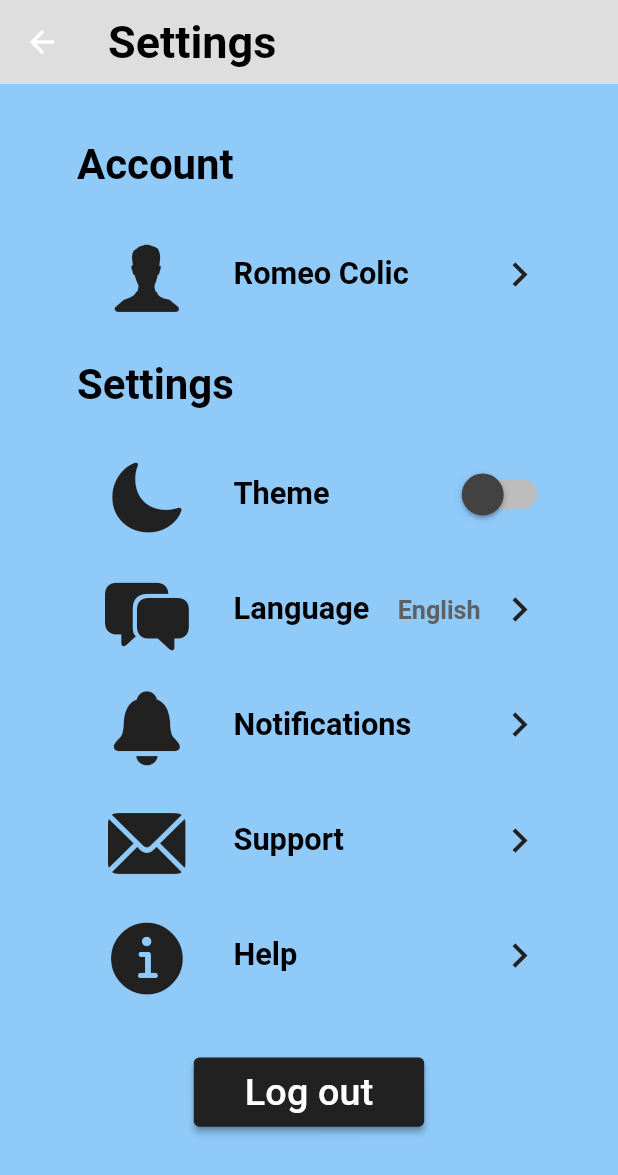
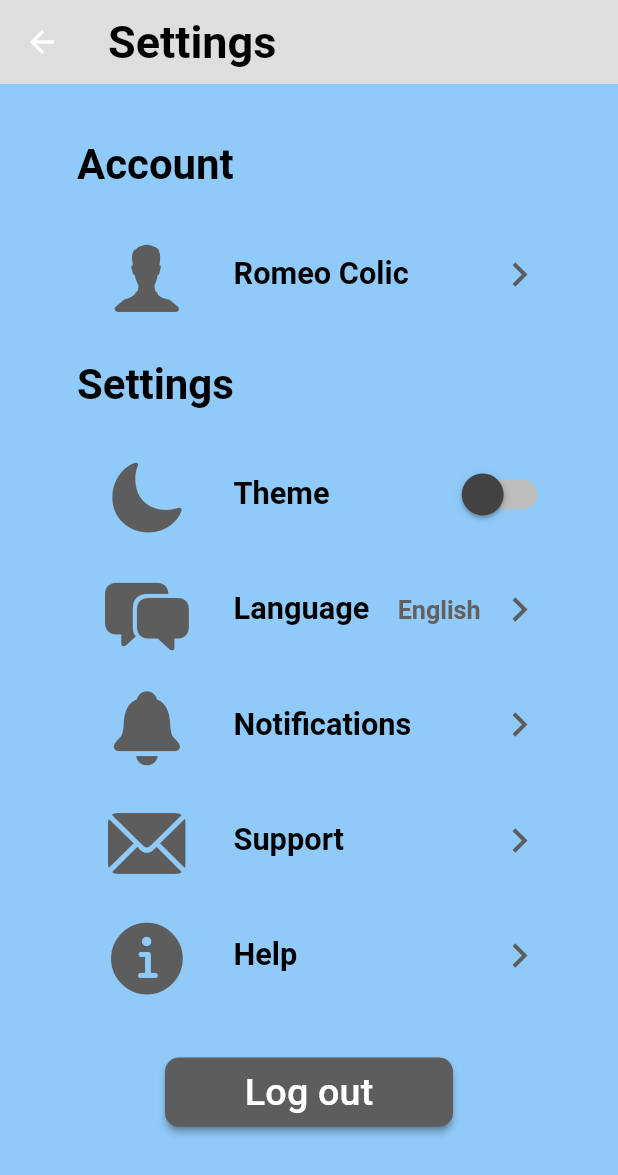
Before and after one commit to lenny1400/diplomarbeit, a Flutter app: the SettingsPage screen opened directly, on a phone screen of 412 x 824 dp. Shown: the top 1175 px of the screen. Run offline on Flutter 3.47's test engine with Material 2 defaults, Android fonts, the phone set to English and light mode, and no system bars; our stand-ins replace bootstrap_icons, camera, csv, file_picker, firebase_auth, firebase_core and 2 more; accounts and stored records are empty.

Commit message:
Update settings.dart

```diff
--- a/lib/screens/home/Screens_Home/settings.dart
+++ b/lib/screens/home/Screens_Home/settings.dart
@@ -153,7 +153,7 @@ class _SettingsPageState extends State<SettingsPage> {
                                   alignment: Alignment.center,
                                   child: IconTheme(
                                     data: new IconThemeData(
-                                        color: theme.shadowColor,
+                                        color: theme.cardColor,
                                         size: 60
                                     ),
                                     child: Icon(CupertinoIcons.person_alt),
@@ -182,7 +182,7 @@ class _SettingsPageState extends State<SettingsPage> {
                                       alignment: Alignment.centerRight,
                                       child: IconTheme(
                                         data: new IconThemeData(
-                                            color: theme.shadowColor,
+                                            color: theme.cardColor,
                                             size: 35
                                         ),
                                         child: Icon(Icons.keyboard_arrow_right_sharp),
@@ -230,7 +230,7 @@ class _SettingsPageState extends State<SettingsPage> {
                                   alignment: Alignment.center,
                                   child: IconTheme(
                                     data: new IconThemeData(
-                                        color: theme.shadowColor,
+                                        color: theme.cardColor,
                                         size: 60
                                     ),
                                     child: Icon(CupertinoIcons.moon_fill),
@@ -263,7 +263,7 @@ class _SettingsPageState extends State<SettingsPage> {
                                           scale: 1.5,
                                           child: Switch(
                                             activeTrackColor: theme.cardColor,
-                                            activeColor: theme.shadowColor,
+                                            activeColor: theme.cardColor,
                                             inactiveTrackColor: theme.canvasColor,
                                             inactiveThumbColor: theme.scaffoldBackgroundColor,
                                             value: isSwitched,
@@ -310,7 +310,7 @@ class _SettingsPageState extends State<SettingsPage> {
                                   alignment: Alignment.center,
                                   child: IconTheme(
                                     data: new IconThemeData(
-                                        color: theme.shadowColor,
+                                        color: theme.cardColor,
                                         size: 60
                                     ),
                                     child: Icon(CupertinoIcons.bubble_left_bubble_right_fill),
@@ -349,7 +349,7 @@ class _SettingsPageState extends State<SettingsPage> {
                                       alignment: Alignment.center,
                                       child: IconTheme(
                                         data: new IconThemeData(
-                                            color: theme.shadowColor,
+                                            color: theme.cardColor,
                                             size: 35
                                         ),
                                         child: Icon(Icons.keyboard_arrow_right_sharp),
@@ -387,7 +387,7 @@ class _SettingsPageState extends State<SettingsPage> {
                                   alignment: Alignment.center,
                                   child: IconTheme(
                                     data: new IconThemeData(
-                                        color: theme.shadowColor,
+                                        color: theme.cardColor,
                                         size: 60
                                     ),
                                     child: Icon(CupertinoIcons.bell_fill),
@@ -416,7 +416,7 @@ class _SettingsPageState extends State<SettingsPage> {
                                       alignment: Alignment.centerRight,
                                       child: IconTheme(
                                         data: new IconThemeData(
-                                            color: theme.shadowColor,
+                                            color: theme.cardColor,
                                             size: 35
                                         ),
                                         child: Icon(Icons.keyboard_arrow_right_sharp),
@@ -454,7 +454,7 @@ class _SettingsPageState extends State<SettingsPage> {
                                   alignment: Alignment.center,
                                   child: IconTheme(
                                     data: new IconThemeData(
-                                        color: theme.shadowColor,
+                                        color: theme.cardColor,
                                         size: 60
                                     ),
                                     child: Icon(CupertinoIcons.mail_solid),
@@ -483,7 +483,7 @@ class _SettingsPageState extends State<SettingsPage> {
                                       alignment: Alignment.centerRight,
                                       child: IconTheme(
                                         data: new IconThemeData(
-                                            color: theme.shadowColor,
+                                            color: theme.cardColor,
                                             size: 35
                                         ),
                                         child: Icon(Icons.keyboard_arrow_right_sharp),
@@ -521,7 +521,7 @@ class _SettingsPageState extends State<SettingsPage> {
                                   alignment: Alignment.center,
                                   child: IconTheme(
                                     data: new IconThemeData(
-                                        color: theme.shadowColor,
+                                        color: theme.cardColor,
                                         size: 60
                                     ),
                                     child: Icon(CupertinoIcons.info_circle_fill),
@@ -550,7 +550,7 @@ class _SettingsPageState extends State<SettingsPage> {
                                       alignment: Alignment.centerRight,
                                       child: IconTheme(
                                         data: new IconThemeData(
-                                            color: theme.shadowColor,
+                                            color: theme.cardColor,
                                             size: 35
                                         ),
                                         child: Icon(Icons.keyboard_arrow_right_sharp),
@@ -574,12 +574,15 @@ class _SettingsPageState extends State<SettingsPage> {
                     child: Align(
                       alignment: Alignment.center,
                       child: Container(
-                        width: MediaQuery.of(context).size.width*0.4,
+                        width: MediaQuery.of(context).size.width*0.5,
                         height: MediaQuery.of(context).size.height*0.06,
                         child: ElevatedButton(
                           style: ElevatedButton.styleFrom(
-                            primary: theme.shadowColor,
-                            onPrimary: theme.shadowColor,
+                            primary: theme.cardColor,
+                            onPrimary: theme.cardColor,
+                            shape: new RoundedRectangleBorder(
+                              borderRadius: new BorderRadius.circular(10.0),
+                            ),
                           ),
                           onPressed: (){
                             setState(() {
```
